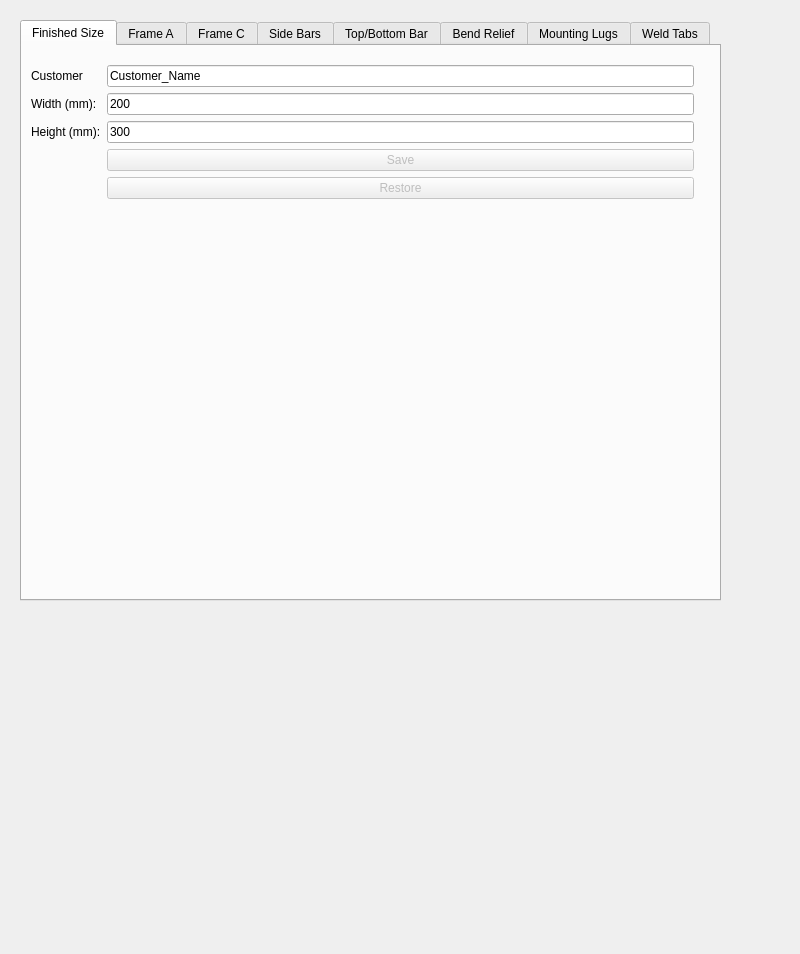
Qt form src/FullFrameSet.ui (kyloe/HalfaxIronWorks) before a commit.
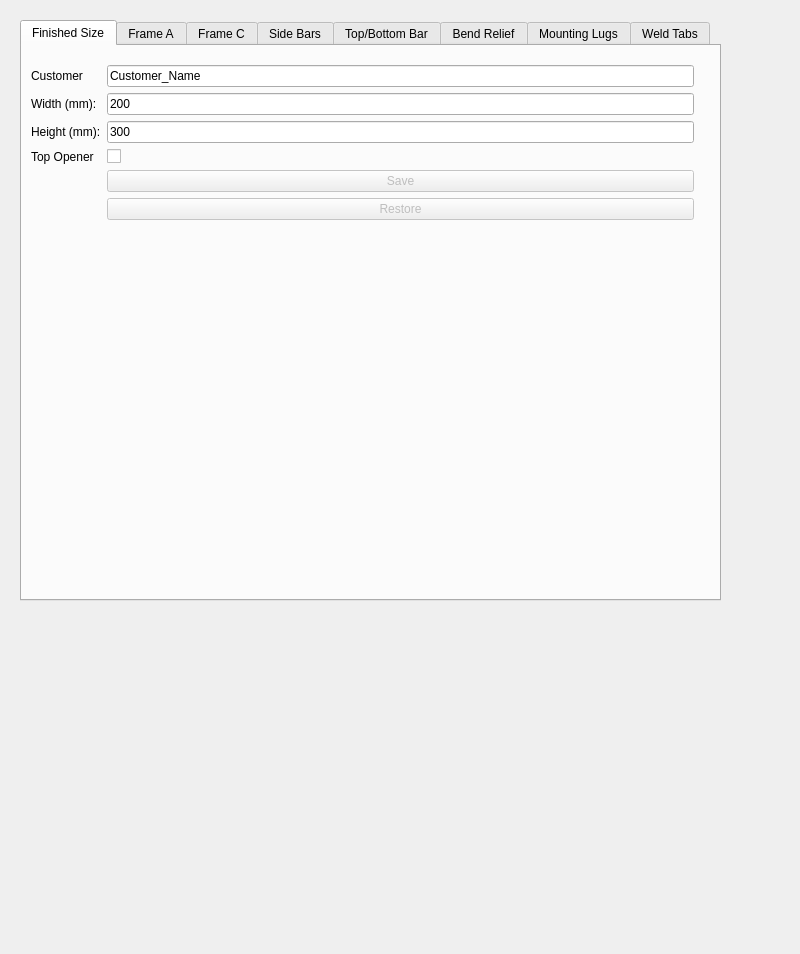
The same form after that commit.

Commit message: Add option to create top opener (bit of a hack - not worth a rewrite till new design appears)

Patch:
```diff
--- a/src/FullFrameSet.ui
+++ b/src/FullFrameSet.ui
@@ -76,7 +76,7 @@
         </property>
        </widget>
       </item>
-      <item row="4" column="1">
+      <item row="5" column="1">
        <widget class="QPushButton" name="SaveButton">
         <property name="enabled">
          <bool>false</bool>
@@ -86,7 +86,7 @@
         </property>
        </widget>
       </item>
-      <item row="6" column="1">
+      <item row="7" column="1">
        <widget class="QPushButton" name="pushButton">
         <property name="enabled">
          <bool>false</bool>
@@ -110,6 +110,20 @@
         </property>
        </widget>
       </item>
+      <item row="4" column="1">
+       <widget class="QCheckBox" name="TopOpener">
+        <property name="text">
+         <string/>
+        </property>
+       </widget>
+      </item>
+      <item row="4" column="0">
+       <widget class="QLabel" name="label_46">
+        <property name="text">
+         <string>Top Opener</string>
+        </property>
+       </widget>
+      </item>
      </layout>
     </widget>
    </widget>
```
The commit also changes 1 other file.
